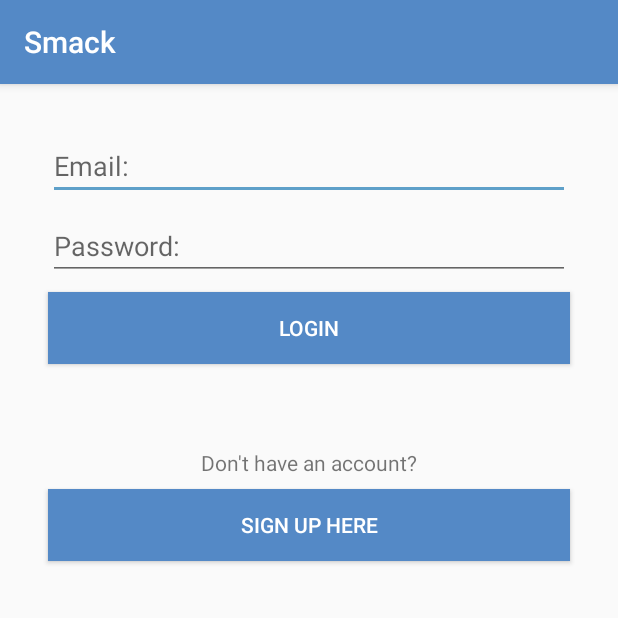
After one commit to togahepi/Smash, an Android app: the LoginActivity screen opened directly, with no data from a screen before it, on a phone screen of 412 x 824 dp, the top half of it. The commit adds this screen. Run offline under Robolectric (Android 15) with nearby library versions, the phone set to English and light mode, and no system bars.

Commit message:
Finish login activity and add an intent when click login button to transfer to login activity

```diff
--- a/app/src/main/AndroidManifest.xml
+++ b/app/src/main/AndroidManifest.xml
@@ -8,6 +8,8 @@
             android:label="@string/app_name"
             android:supportsRtl="true"
             android:theme="@style/AppTheme">
+        <activity android:name=".LoginActivity">
+        </activity>
         <activity
                 android:name=".MainActivity"
                 android:label="@string/title_activity_main"
--- /dev/null
+++ b/app/src/main/java/com/example/togahepi/smack/LoginActivity.kt
@@ -0,0 +1,21 @@
+package com.example.togahepi.smack
+
+import android.support.v7.app.AppCompatActivity
+import android.os.Bundle
+import android.view.View
+
+class LoginActivity : AppCompatActivity() {
+
+    override fun onCreate(savedInstanceState: Bundle?) {
+        super.onCreate(savedInstanceState)
+        setContentView(R.layout.activity_login)
+    }
+
+    fun loginCreatUserBtnClicked(view: View) {
+
+    }
+
+    fun loginLoginBtnClicked(view: View) {
+
+    }
+}
--- a/app/src/main/java/com/example/togahepi/smack/MainActivity.kt
+++ b/app/src/main/java/com/example/togahepi/smack/MainActivity.kt
@@ -1,5 +1,6 @@
 package com.example.togahepi.smack
 
+import android.content.Intent
 import android.os.Bundle
 import android.support.v4.view.GravityCompat
 import android.support.v4.widget.DrawerLayout
@@ -35,8 +36,9 @@ class MainActivity : AppCompatActivity() {
         }
     }
 
-    fun loginBtnLoginClicked(view: View) {
-
+    fun loginBtnNavClicked(view: View) {
+        val loginIntent = Intent(this, LoginActivity::class.java)
+        startActivity(loginIntent)
     }
 
     fun addChannelClicked(view: View) {
--- /dev/null
+++ b/app/src/main/res/layout/activity_login.xml
@@ -0,0 +1,55 @@
+<?xml version="1.0" encoding="utf-8"?>
+<android.support.constraint.ConstraintLayout
+        xmlns:android="http://schemas.android.com/apk/res/android"
+        xmlns:tools="http://schemas.android.com/tools"
+        xmlns:app="http://schemas.android.com/apk/res-auto"
+        android:layout_width="match_parent"
+        android:layout_height="match_parent"
+        tools:context=".LoginActivity">
+
+    <EditText
+            android:layout_width="0dp"
+            android:layout_height="wrap_content"
+            android:inputType="textPersonName"
+            android:ems="10"
+            android:id="@+id/loginEmailText"
+            android:hint="Email:" android:layout_marginTop="32dp"
+            app:layout_constraintTop_toTopOf="parent" android:layout_marginEnd="32dp"
+            app:layout_constraintEnd_toEndOf="parent" android:layout_marginStart="32dp"
+            app:layout_constraintStart_toStartOf="parent"/>
+    <EditText
+            android:layout_width="0dp"
+            android:layout_height="wrap_content"
+            android:inputType="textPassword"
+            android:ems="10"
+            android:id="@+id/loginPasswordText" android:layout_marginTop="8dp"
+            app:layout_constraintTop_toBottomOf="@+id/loginEmailText" android:layout_marginEnd="32dp"
+            app:layout_constraintEnd_toEndOf="parent" android:layout_marginStart="32dp"
+            app:layout_constraintStart_toStartOf="parent" android:hint="Password:"/>
+    <Button
+            android:text="Login"
+            android:layout_width="0dp"
+            android:layout_height="wrap_content"
+            android:id="@+id/loginLoginButt" android:layout_marginTop="8dp"
+            app:layout_constraintTop_toBottomOf="@+id/loginPasswordText" app:layout_constraintEnd_toEndOf="parent"
+            android:layout_marginEnd="32dp" app:layout_constraintStart_toStartOf="parent"
+            android:layout_marginStart="32dp" android:background="@color/colorPrimary"
+            android:textColor="@android:color/white" android:onClick="loginLoginBtnClicked"/>
+    <TextView
+            android:text="Don't have an account?"
+            android:layout_width="wrap_content"
+            android:layout_height="wrap_content"
+            android:id="@+id/textView" android:layout_marginTop="56dp"
+            app:layout_constraintTop_toBottomOf="@+id/loginLoginButt" app:layout_constraintEnd_toEndOf="parent"
+            android:layout_marginEnd="8dp" app:layout_constraintStart_toStartOf="parent"
+            android:layout_marginStart="8dp"/>
+    <Button
+            android:layout_width="0dp"
+            android:layout_height="wrap_content"
+            android:id="@+id/loginCreatUserBtn" app:layout_constraintStart_toStartOf="parent"
+            android:layout_marginStart="32dp"
+            app:layout_constraintEnd_toEndOf="parent" android:layout_marginEnd="32dp" android:layout_marginTop="8dp"
+            app:layout_constraintTop_toBottomOf="@+id/textView" android:background="@color/colorPrimary"
+            android:textColor="@android:color/white" android:onClick="loginCreatUserBtnClicked"
+            android:text="Sign up here"/>
+</android.support.constraint.ConstraintLayout>
```
Also changed, not shown: app/src/main/res/layout/content_main.xml (+5 -5 lines), app/src/main/res/layout/nav_header_main.xml (+8 -7 lines).
